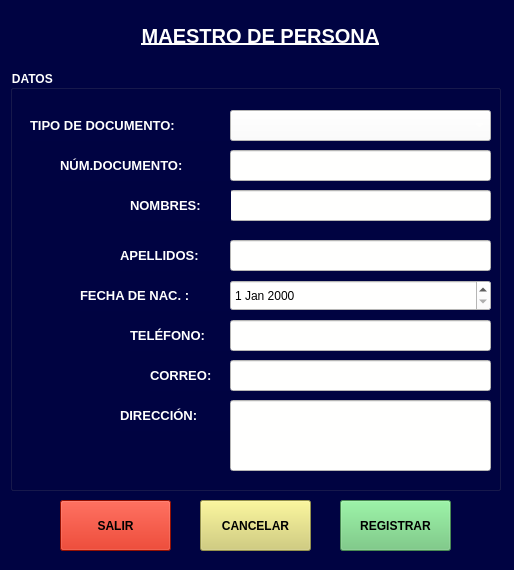
The window that view/frmpersona.ui (cesarAlfredo77/app-punto-venta-sabina) describes before a commit, drawn with Qt 5.
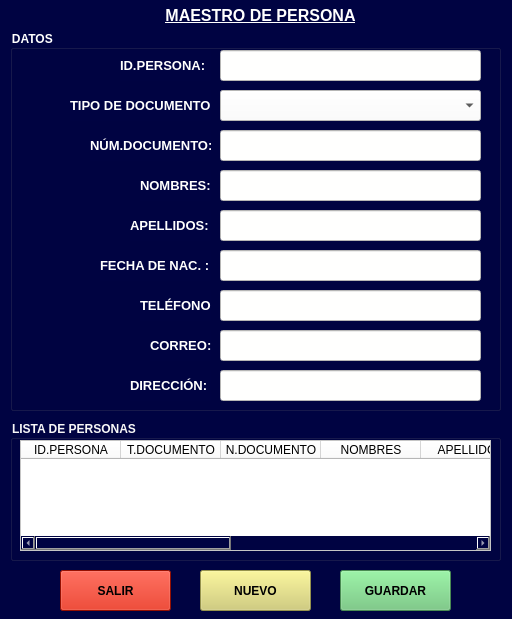
The same window after the commit.

Diff of the .ui file:
```diff
--- a/view/frmpersona.ui
+++ b/view/frmpersona.ui
@@ -6,8 +6,8 @@
    <rect>
     <x>0</x>
     <y>0</y>
-    <width>514</width>
-    <height>570</height>
+    <width>512</width>
+    <height>619</height>
    </rect>
   </property>
   <property name="windowTitle">
@@ -21,14 +21,14 @@
     <property name="geometry">
      <rect>
       <x>40</x>
-      <y>20</y>
+      <y>0</y>
       <width>441</width>
       <height>31</height>
      </rect>
     </property>
     <property name="font">
      <font>
-      <pointsize>15</pointsize>
+      <pointsize>12</pointsize>
       <weight>75</weight>
       <italic>false</italic>
       <bold>true</bold>
@@ -50,9 +50,9 @@
     <property name="geometry">
      <rect>
       <x>10</x>
-      <y>70</y>
+      <y>30</y>
       <width>491</width>
-      <height>421</height>
+      <height>381</height>
      </rect>
     </property>
     <property name="font">
@@ -71,9 +71,9 @@
     <widget class="QLabel" name="label_3">
      <property name="geometry">
       <rect>
-       <x>110</x>
-       <y>170</y>
-       <width>111</width>
+       <x>120</x>
+       <y>180</y>
+       <width>81</width>
        <height>31</height>
       </rect>
      </property>
@@ -91,9 +91,9 @@
     <widget class="QLabel" name="label_5">
      <property name="geometry">
       <rect>
-       <x>50</x>
-       <y>80</y>
-       <width>171</width>
+       <x>80</x>
+       <y>100</y>
+       <width>121</width>
        <height>31</height>
       </rect>
      </property>
@@ -111,8 +111,8 @@
     <widget class="QLineEdit" name="txtapellidos">
      <property name="geometry">
       <rect>
-       <x>220</x>
-       <y>170</y>
+       <x>210</x>
+       <y>180</y>
        <width>261</width>
        <height>31</height>
       </rect>
@@ -125,8 +125,8 @@
     <widget class="QLineEdit" name="txtnumdocumento">
      <property name="geometry">
       <rect>
-       <x>220</x>
-       <y>80</y>
+       <x>210</x>
+       <y>100</y>
        <width>261</width>
        <height>31</height>
       </rect>
@@ -139,9 +139,9 @@
     <widget class="QLabel" name="label_8">
      <property name="geometry">
       <rect>
-       <x>20</x>
-       <y>40</y>
-       <width>201</width>
+       <x>60</x>
+       <y>60</y>
+       <width>141</width>
        <height>31</height>
       </rect>
      </property>
@@ -160,8 +160,8 @@
      <property name="geometry">
       <rect>
        <x>140</x>
-       <y>290</y>
-       <width>81</width>
+       <y>300</y>
+       <width>61</width>
        <height>31</height>
       </rect>
      </property>
@@ -179,9 +179,9 @@
     <widget class="QLabel" name="label_11">
      <property name="geometry">
       <rect>
-       <x>110</x>
-       <y>330</y>
-       <width>111</width>
+       <x>120</x>
+       <y>340</y>
+       <width>81</width>
        <height>31</height>
       </rect>
      </property>
@@ -199,21 +199,22 @@
     <widget class="QComboBox" name="cbotipodocumento">
      <property name="geometry">
       <rect>
-       <x>220</x>
-       <y>40</y>
+       <x>210</x>
+       <y>60</y>
        <width>261</width>
        <height>31</height>
       </rect>
      </property>
      <property name="styleSheet">
-      <string notr="true">background-color: rgb(255, 255, 254);</string>
+      <string notr="true">background-color: rgb(255, 255, 254);
+color: rgb(0, 0, 0);</string>
      </property>
     </widget>
     <widget class="QLineEdit" name="txtcorreo">
      <property name="geometry">
       <rect>
-       <x>220</x>
-       <y>290</y>
+       <x>210</x>
+       <y>300</y>
        <width>261</width>
        <height>31</height>
       </rect>
@@ -226,12 +227,17 @@
     <widget class="QLineEdit" name="txtdireccion">
      <property name="geometry">
       <rect>
-       <x>220</x>
-       <y>330</y>
+       <x>210</x>
+       <y>340</y>
        <width>261</width>
-       <height>71</height>
+       <height>31</height>
       </rect>
      </property>
+     <property name="font">
+      <font>
+       <pointsize>9</pointsize>
+      </font>
+     </property>
      <property name="styleSheet">
       <string notr="true">background-color: rgb(255, 255, 254);
 color: rgb(0, 0, 0);</string>
@@ -240,8 +246,8 @@
     <widget class="QLineEdit" name="txtnombres">
      <property name="geometry">
       <rect>
-       <x>220</x>
-       <y>120</y>
+       <x>210</x>
+       <y>140</y>
        <width>261</width>
        <height>31</height>
       </rect>
@@ -254,9 +260,9 @@
     <widget class="QLabel" name="label_2">
      <property name="geometry">
       <rect>
-       <x>120</x>
-       <y>120</y>
-       <width>101</width>
+       <x>130</x>
+       <y>140</y>
+       <width>71</width>
        <height>31</height>
       </rect>
      </property>
@@ -274,9 +280,9 @@
     <widget class="QLabel" name="label_4">
      <property name="geometry">
       <rect>
-       <x>70</x>
-       <y>210</y>
-       <width>151</width>
+       <x>90</x>
+       <y>220</y>
+       <width>111</width>
        <height>31</height>
       </rect>
      </property>
@@ -294,9 +300,9 @@
     <widget class="QLabel" name="label_9">
      <property name="geometry">
       <rect>
-       <x>120</x>
-       <y>250</y>
-       <width>101</width>
+       <x>130</x>
+       <y>260</y>
+       <width>71</width>
        <height>31</height>
       </rect>
      </property>
@@ -314,8 +320,8 @@
     <widget class="QLineEdit" name="txttelefono">
      <property name="geometry">
       <rect>
-       <x>220</x>
-       <y>250</y>
+       <x>210</x>
+       <y>260</y>
        <width>261</width>
        <height>31</height>
       </rect>
@@ -325,11 +331,45 @@
 color: rgb(0, 0, 0);</string>
      </property>
     </widget>
-    <widget class="QDateEdit" name="dtfechanacimiento">
+    <widget class="QLineEdit" name="txtfecha">
      <property name="geometry">
       <rect>
-       <x>220</x>
-       <y>210</y>
+       <x>210</x>
+       <y>220</y>
+       <width>261</width>
+       <height>31</height>
+      </rect>
+     </property>
+     <property name="styleSheet">
+      <string notr="true">background-color: rgb(255, 255, 254);
+color: rgb(0, 0, 0);</string>
+     </property>
+    </widget>
+    <widget class="QLabel" name="label_12">
+     <property name="geometry">
+      <rect>
+       <x>110</x>
+       <y>20</y>
+       <width>91</width>
+       <height>31</height>
+      </rect>
+     </property>
+     <property name="font">
+      <font>
+       <pointsize>10</pointsize>
+       <weight>75</weight>
+       <bold>true</bold>
+      </font>
+     </property>
+     <property name="text">
+      <string>ID.PERSONA:</string>
+     </property>
+    </widget>
+    <widget class="QLineEdit" name="txtidpersona">
+     <property name="geometry">
+      <rect>
+       <x>210</x>
+       <y>20</y>
        <width>261</width>
        <height>31</height>
       </rect>
@@ -344,9 +384,9 @@
     <property name="geometry">
      <rect>
       <x>200</x>
-      <y>500</y>
+      <y>570</y>
       <width>111</width>
-      <height>51</height>
+      <height>41</height>
      </rect>
     </property>
     <property name="font">
@@ -360,7 +400,7 @@
      <string notr="true">background-color: rgb(209, 205, 106);</string>
     </property>
     <property name="text">
-     <string>CANCELAR</string>
+     <string>NUEVO</string>
     </property>
     <property name="checkable">
      <bool>false</bool>
@@ -385,9 +425,9 @@
     <property name="geometry">
      <rect>
       <x>340</x>
-      <y>500</y>
+      <y>570</y>
       <width>111</width>
-      <height>51</height>
+      <height>41</height>
      </rect>
     </property>
     <property name="font">
@@ -404,16 +444,16 @@
      <string notr="true">background-color: rgb(102, 195, 115);</string>
     </property>
     <property name="text">
-     <string>REGISTRAR</string>
+     <string>GUARDAR</string>
     </property>
    </widget>
    <widget class="QPushButton" name="btnsalir">
     <property name="geometry">
      <rect>
       <x>60</x>
-      <y>500</y>
+      <y>570</y>
       <width>111</width>
-      <height>51</height>
+      <height>41</height>
      </rect>
     </property>
     <property name="font">
@@ -448,6 +488,88 @@
      <bool>false</bool>
     </property>
    </widget>
+   <widget class="QGroupBox" name="groupBox_2">
+    <property name="geometry">
+     <rect>
+      <x>10</x>
+      <y>420</y>
+      <width>491</width>
+      <height>141</height>
+     </rect>
+    </property>
+    <property name="font">
+     <font>
+      <pointsize>9</pointsize>
+      <weight>75</weight>
+      <bold>true</bold>
+     </font>
+    </property>
+    <property name="styleSheet">
+     <string notr="true">color: rgb(247, 247, 247);</string>
+    </property>
+    <property name="title">
+     <string>LISTA DE PERSONAS</string>
+    </property>
+    <widget class="QTableWidget" name="tblpersona">
+     <property name="geometry">
+      <rect>
+       <x>10</x>
+       <y>20</y>
+       <width>471</width>
+       <height>111</height>
+      </rect>
+     </property>
+     <property name="styleSheet">
+      <string notr="true">color: rgb(0, 0, 0);
+background-color: rgb(255, 255, 255);</string>
+     </property>
+     <column>
+      <property name="text">
+       <string>ID.PERSONA</string>
+      </property>
+     </column>
+     <column>
+      <property name="text">
+       <string>T.DOCUMENTO</string>
+      </property>
+     </column>
+     <column>
+      <property name="text">
+       <string>N.DOCUMENTO</string>
+      </property>
+     </column>
+     <column>
+      <property name="text">
+       <string>NOMBRES</string>
+      </property>
+     </column>
+     <column>
+      <property name="text">
+       <string>APELLIDOS</string>
+      </property>
+     </column>
+     <column>
+      <property name="text">
+       <string>F.NACIMIENTO</string>
+      </property>
+     </column>
+     <column>
+      <property name="text">
+       <string>TELÉFONO</string>
+      </property>
+     </column>
+     <column>
+      <property name="text">
+       <string>CORREO</string>
+      </property>
+     </column>
+     <column>
+      <property name="text">
+       <string>DIRECCIÓN</string>
+      </property>
+     </column>
+    </widget>
+   </widget>
   </widget>
  </widget>
  <resources/>
```
Left out of the diff: 4 changed lines with no effect on the pictures.
